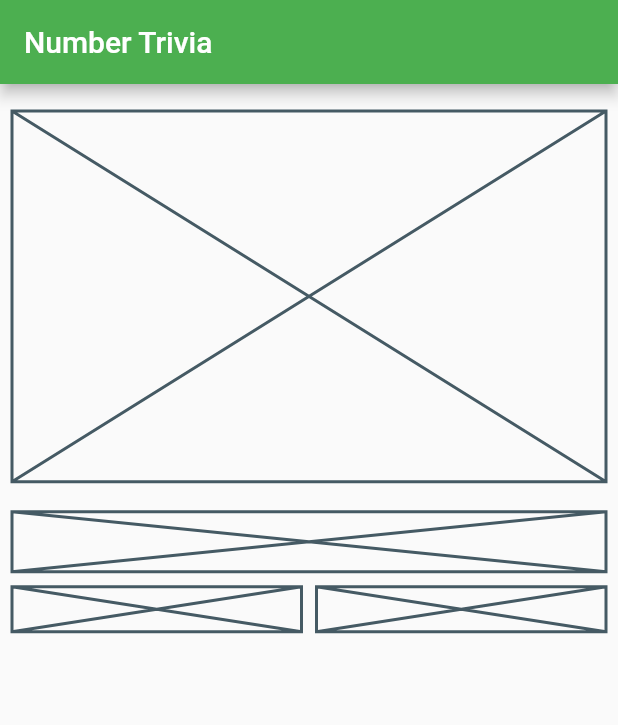
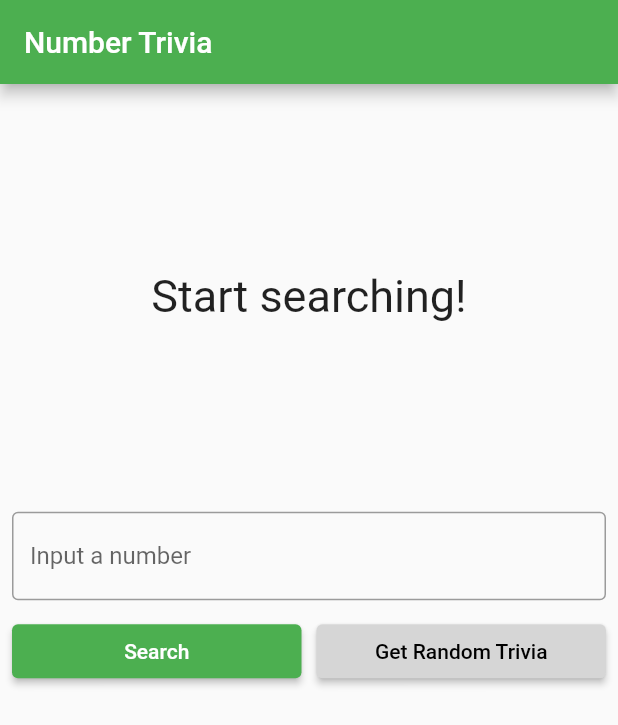
Before and after one commit to mudrek/flutter-clean-architecture, a Flutter app: the screen it shows after launch, on a phone screen of 412 x 824 dp. Shown: the top 725 px of the screen. Run offline on Flutter 3.47's test engine with Material 2 defaults, Android fonts, the phone set to English and light mode, and no system bars; our stand-ins replace bloc, dartz, equatable, flutter_bloc, flutter_secure_storage, get_it and 2 more.

Commit message:
finished presentation layer

```diff
--- a/lib/features/number_trivia/data/datasources/number_trivia_remote_data_source.dart
+++ b/lib/features/number_trivia/data/datasources/number_trivia_remote_data_source.dart
@@ -32,7 +32,7 @@ class NumberTriviaRemoteDataSourceImpl implements NumberTriviaRemoteDataSource {
 
   Future<NumberTriviaModel> _getTriviaFromUrl(String url) async {
     final response = await client.get(
-      Uri(path: url),
+      Uri.parse(url),
       headers: {
         'Content-Type': 'application/json',
       },
--- a/lib/features/number_trivia/presentation/pages/number_trivia_page.dart
+++ b/lib/features/number_trivia/presentation/pages/number_trivia_page.dart
@@ -1,6 +1,7 @@
 import 'package:flutter/material.dart';
 import 'package:flutter_bloc/flutter_bloc.dart';
 import 'package:flutter_clean_architecture/features/number_trivia/presentation/bloc/number_trivia_bloc.dart';
+import 'package:flutter_clean_architecture/features/number_trivia/presentation/widgets/widgets.dart';
 
 import '../../../../injection_container.dart';
 
@@ -13,7 +14,9 @@ class NumberTriviaPage extends StatelessWidget {
       appBar: AppBar(
         title: Text('Number Trivia'),
       ),
-      body: _body(context),
+      body: SingleChildScrollView(
+        child: _body(context),
+      ),
     );
   }
 
@@ -29,48 +32,35 @@ class NumberTriviaPage extends StatelessWidget {
               SizedBox(
                 height: 10,
               ),
-              _test(),
+              BlocBuilder<NumberTriviaBloc, NumberTriviaState>(
+                builder: (context, state) {
+                  if (state is Empty) {
+                    return MessageDisplay(
+                      message: "Start searching!",
+                    );
+                  } else if (state is Error) {
+                    return MessageDisplay(
+                      message: state.message,
+                    );
+                  } else if (state is Loading) {
+                    return LoadingWidget();
+                  } else if (state is Loaded) {
+                    return TriviaDisplay(numberTrivia: state.trivia);
+                  }
+                  return Container(
+                    height: MediaQuery.of(context).size.height * 0.3,
+                    child: Placeholder(),
+                  );
+                },
+              ),
               SizedBox(
                 height: 20,
               ),
-              Column(
-                children: [
-                  Placeholder(
-                    fallbackHeight: 40,
-                  ),
-                  SizedBox(
-                    height: 10,
-                  ),
-                  Row(
-                    children: [
-                      Expanded(
-                        child: Placeholder(fallbackHeight: 30),
-                      ),
-                      SizedBox(
-                        width: 10,
-                      ),
-                      Expanded(
-                        child: Placeholder(fallbackHeight: 30),
-                      ),
-                    ],
-                  )
-                ],
-              )
+              TriviaControls()
             ],
           ),
         ),
       ),
     );
   }
-
-  _test() {
-    return BlocBuilder<NumberTriviaBloc, NumberTriviaState>(
-      builder: (context, state) {
-        return Container(
-          height: MediaQuery.of(context).size.height * 0.3,
-          child: Placeholder(),
-        );
-      },
-    );
-  }
 }
--- /dev/null
+++ b/lib/features/number_trivia/presentation/widgets/message_display.dart
@@ -0,0 +1,26 @@
+import 'package:flutter/material.dart';
+
+class MessageDisplay extends StatelessWidget {
+  final String message;
+
+  const MessageDisplay({
+    Key? key,
+    required this.message,
+  }) : super(key: key);
+
+  @override
+  Widget build(BuildContext context) {
+    return Container(
+      height: MediaQuery.of(context).size.height * 0.3,
+      child: Center(
+        child: SingleChildScrollView(
+          child: Text(
+            message,
+            style: TextStyle(fontSize: 30),
+            textAlign: TextAlign.center,
+          ),
+        ),
+      ),
+    );
+  }
+}
--- /dev/null
+++ b/lib/features/number_trivia/presentation/widgets/trivia_controls.dart
@@ -0,0 +1,78 @@
+import 'package:flutter/material.dart';
+import 'package:flutter_bloc/flutter_bloc.dart';
+import 'package:flutter_clean_architecture/features/number_trivia/presentation/bloc/number_trivia_bloc.dart';
+
+class TriviaControls extends StatefulWidget {
+  const TriviaControls({
+    Key? key,
+  }) : super(key: key);
+
+  @override
+  State<TriviaControls> createState() => _TriviaControlsState();
+}
+
+class _TriviaControlsState extends State<TriviaControls> {
+  String inputStr = "";
+
+  final inputController = TextEditingController();
+
+  @override
+  Widget build(BuildContext context) {
+    return Column(
+      children: [
+        TextField(
+          keyboardType: TextInputType.number,
+          onChanged: (value) {
+            inputStr = value;
+          },
+          onSubmitted: (_) => _onClickSearch,
+          controller: inputController,
+          decoration: InputDecoration(
+            border: OutlineInputBorder(),
+            hintText: 'Input a number',
+          ),
+        ),
+        SizedBox(
+          height: 10,
+        ),
+        Row(
+          children: [
+            Expanded(
+              child: ElevatedButton(
+                onPressed: _onClickSearch,
+                child: Text('Search'),
+              ),
+            ),
+            SizedBox(
+              width: 10,
+            ),
+            Expanded(
+              child: ElevatedButton(
+                onPressed: _onClickRandom,
+                child: Text(
+                  'Get Random Trivia',
+                  style: TextStyle(color: Colors.black),
+                ),
+                style: ButtonStyle(
+                  backgroundColor:
+                      MaterialStateProperty.all<Color>(Colors.grey[350]!),
+                ),
+              ),
+            ),
+          ],
+        ),
+      ],
+    );
+  }
+
+  _onClickSearch() {
+    inputController.clear();
+    BlocProvider.of<NumberTriviaBloc>(context)
+        .add(GetTriviaForConcreteNumber(inputStr));
+  }
+
+  _onClickRandom() {
+    inputController.clear();
+    BlocProvider.of<NumberTriviaBloc>(context).add(GetTriviaForRandomNumber());
+  }
+}
--- /dev/null
+++ b/lib/features/number_trivia/presentation/widgets/widgets.dart
@@ -0,0 +1,4 @@
+export 'loading_widget.dart';
+export 'message_display.dart';
+export 'trivia_display.dart';
+export 'trivia_controls.dart';
--- a/lib/injection_container.dart
+++ b/lib/injection_container.dart
@@ -1,8 +1,10 @@
 import 'package:flutter_clean_architecture/core/network/network_info.dart';
+import 'package:flutter_clean_architecture/core/plugins/prefs.dart';
 import 'package:flutter_clean_architecture/features/number_trivia/data/datasources/number_trivia_local_data_source.dart';
 import 'package:flutter_clean_architecture/features/number_trivia/data/datasources/number_trivia_remote_data_source.dart';
 import 'package:flutter_clean_architecture/features/number_trivia/data/repositories/number_trivia_repository_impl.dart';
 import 'package:flutter_clean_architecture/features/number_trivia/domain/repositories/number_trivia_repository.dart';
+import 'package:flutter_secure_storage/flutter_secure_storage.dart';
 import 'package:internet_connection_checker/internet_connection_checker.dart';
 import 'package:shared_preferences/shared_preferences.dart';
 
@@ -60,7 +62,7 @@ init() async {
   );
 
   //! External
-  sl.registerLazySingletonAsync<SharedPreferences>(() => SharedPreferences.getInstance());
+  sl.registerSingleton<Prefs>(SecureStoragePrefs(FlutterSecureStorage()));
 
   sl.registerLazySingleton(() => http.Client());
   sl.registerLazySingleton(() => InternetConnectionChecker());
--- a/lib/main.dart
+++ b/lib/main.dart
@@ -2,14 +2,19 @@ import 'package:flutter/material.dart';
 import 'package:flutter_clean_architecture/features/number_trivia/presentation/pages/number_trivia_page.dart';
 import 'injection_container.dart' as di;
 
-Future<void> main() async {
+main() async {
   WidgetsFlutterBinding.ensureInitialized();
 
   await di.init();
   runApp(MyApp());
 }
 
-class MyApp extends StatelessWidget {
+class MyApp extends StatefulWidget {
+  @override
+  State<MyApp> createState() => _MyAppState();
+}
+
+class _MyAppState extends State<MyApp> {
   @override
   Widget build(BuildContext context) {
     return MaterialApp(
```
Also changed, not shown: lib/core/plugins/prefs.dart (added, +24 -0 lines), lib/features/number_trivia/data/datasources/number_trivia_local_data_source.dart (+6 -4 lines), lib/features/number_trivia/presentation/bloc/number_trivia_bloc.dart (+10 -10 lines), lib/features/number_trivia/presentation/widgets/loading_widget.dart (added, +17 -0 lines), lib/features/number_trivia/presentation/widgets/trivia_display.dart (added, +40 -0 lines), 3 other files.
